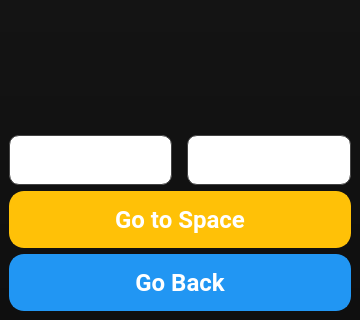
woobe-studio/MonkeyZooManager, file MonkeyZooManager/qt/zoo_space.ui: the form before one commit; both pictures show x 0 to 360 and y 320 to 640 of the 360 by 640 pixel window.
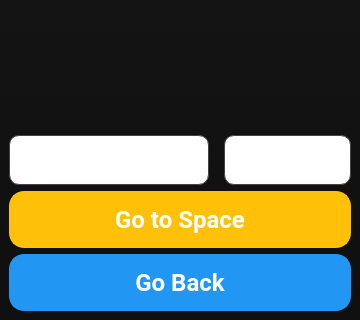
The form after the commit.

Commit message: fixed moving in spaces

Patch:
```diff
--- a/MonkeyZooManager/qt/zoo_space.ui
+++ b/MonkeyZooManager/qt/zoo_space.ui
@@ -197,6 +197,12 @@
         <property name="readOnly">
          <bool>true</bool>
         </property>
+        <property name="minimumSize">
+         <size>
+          <width>200</width> <!-- Set the minimum width to be wider -->
+          <height>30</height>
+         </size>
+        </property>
        </widget>
       </item>
       <item>
@@ -229,6 +235,12 @@
         <property name="readOnly">
          <bool>true</bool>
         </property>
+        <property name="minimumSize">
+         <size>
+          <width>100</width> <!-- Set a smaller width -->
+          <height>30</height>
+         </size>
+        </property>
        </widget>
       </item>
      </layout>
```
The commit also changes 3 other files.
